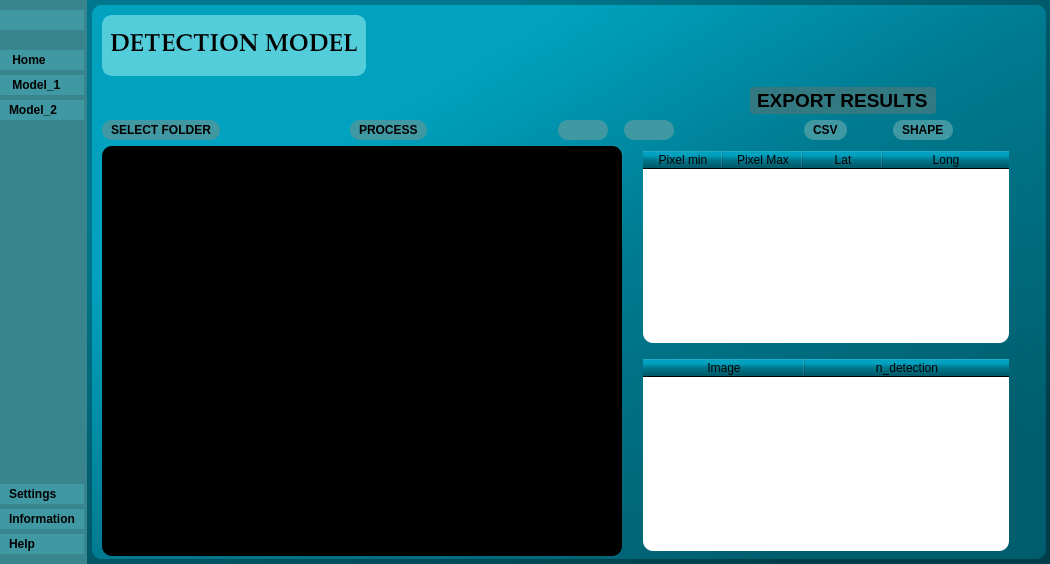
The window that Main_GUI.ui (AlexEspinosa98/Guide_dis) describes before a commit, drawn with Qt 5.
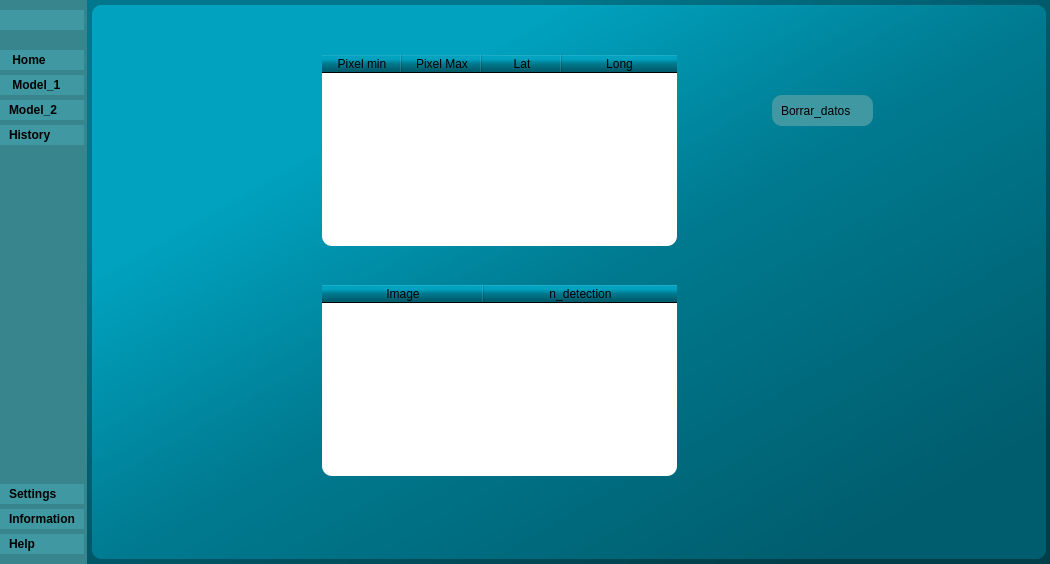
The same window after the commit. Icons and pictures are not drawn.

Commit message: Llenado de base de datos

What changed in the file:
```diff
--- a/Main_GUI.ui
+++ b/Main_GUI.ui
@@ -387,6 +387,29 @@
                </property>
               </widget>
              </item>
+             <item>
+              <widget class="QPushButton" name="b_history">
+               <property name="font">
+                <font>
+                 <weight>75</weight>
+                 <bold>true</bold>
+                </font>
+               </property>
+               <property name="text">
+                <string>History</string>
+               </property>
+               <property name="icon">
+                <iconset resource="recursos.qrc">
+                 <normaloff>:/iconos/book.svg</normaloff>:/iconos/book.svg</iconset>
+               </property>
+               <property name="iconSize">
+                <size>
+                 <width>26</width>
+                 <height>26</height>
+                </size>
+               </property>
+              </widget>
+             </item>
             </layout>
            </widget>
           </item>
@@ -1230,6 +1253,119 @@
            </layout>
           </widget>
          </widget>
+         <widget class="QWidget" name="p_history">
+          <widget class="QTableWidget" name="tabla2_4">
+           <property name="geometry">
+            <rect>
+             <x>230</x>
+             <y>50</y>
+             <width>355</width>
+             <height>191</height>
+            </rect>
+           </property>
+           <property name="sizePolicy">
+            <sizepolicy hsizetype="Expanding" vsizetype="Expanding">
+             <horstretch>0</horstretch>
+             <verstretch>0</verstretch>
+            </sizepolicy>
+           </property>
+           <attribute name="horizontalHeaderVisible">
+            <bool>true</bool>
+           </attribute>
+           <attribute name="horizontalHeaderCascadingSectionResizes">
+            <bool>false</bool>
+           </attribute>
+           <attribute name="horizontalHeaderDefaultSectionSize">
+            <number>80</number>
+           </attribute>
+           <attribute name="horizontalHeaderHighlightSections">
+            <bool>false</bool>
+           </attribute>
+           <attribute name="horizontalHeaderMinimumSectionSize">
+            <number>20</number>
+           </attribute>
+           <attribute name="horizontalHeaderShowSortIndicator" stdset="0">
+            <bool>false</bool>
+           </attribute>
+           <attribute name="horizontalHeaderStretchLastSection">
+            <bool>true</bool>
+           </attribute>
+           <attribute name="verticalHeaderCascadingSectionResizes">
+            <bool>false</bool>
+           </attribute>
+           <attribute name="verticalHeaderShowSortIndicator" stdset="0">
+            <bool>false</bool>
+           </attribute>
+           <attribute name="verticalHeaderStretchLastSection">
+            <bool>false</bool>
+           </attribute>
+           <column>
+            <property name="text">
+             <string>Pixel min</string>
+            </property>
+           </column>
+           <column>
+            <property name="text">
+             <string>Pixel Max</string>
+            </property>
+           </column>
+           <column>
+            <property name="text">
+             <string>Lat</string>
+            </property>
+           </column>
+           <column>
+            <property name="text">
+             <string>Long</string>
+            </property>
+           </column>
+          </widget>
+          <widget class="QTableWidget" name="tabla_d2_3">
+           <property name="geometry">
+            <rect>
+             <x>230</x>
+             <y>280</y>
+             <width>355</width>
+             <height>191</height>
+            </rect>
+           </property>
+           <attribute name="horizontalHeaderCascadingSectionResizes">
+            <bool>true</bool>
+           </attribute>
+           <attribute name="horizontalHeaderDefaultSectionSize">
+            <number>162</number>
+           </attribute>
+           <attribute name="horizontalHeaderHighlightSections">
+            <bool>true</bool>
+           </attribute>
+           <attribute name="horizontalHeaderStretchLastSection">
+            <bool>true</bool>
+           </attribute>
+           <column>
+            <property name="text">
+             <string>Image</string>
+            </property>
+           </column>
+           <column>
+            <property name="text">
+             <string>n_detection</string>
+            </property>
+           </column>
+          </widget>
+          <widget class="QPushButton" name="b_borrarbase">
+           <property name="geometry">
+            <rect>
+             <x>680</x>
+             <y>90</y>
+             <width>101</width>
+             <height>31</height>
+            </rect>
+           </property>
+           <property name="text">
+            <string>Borrar_datos</string>
+           </property>
+          </widget>
+         </widget>
          <widget class="QWidget" name="p_model2">
           <property name="sizePolicy">
            <sizepolicy hsizetype="Preferred" vsizetype="Preferred">
@@ -1699,7 +1835,7 @@
                    </sizepolicy>
                   </property>
                   <attribute name="horizontalHeaderVisible">
-                   <bool>true</bool>
+                   <bool>false</bool>
                   </attribute>
                   <attribute name="horizontalHeaderCascadingSectionResizes">
                    <bool>false</bool>
```
Left out of the diff: 26 changed lines with no effect on the pictures. The commit also changes 10 other files.
